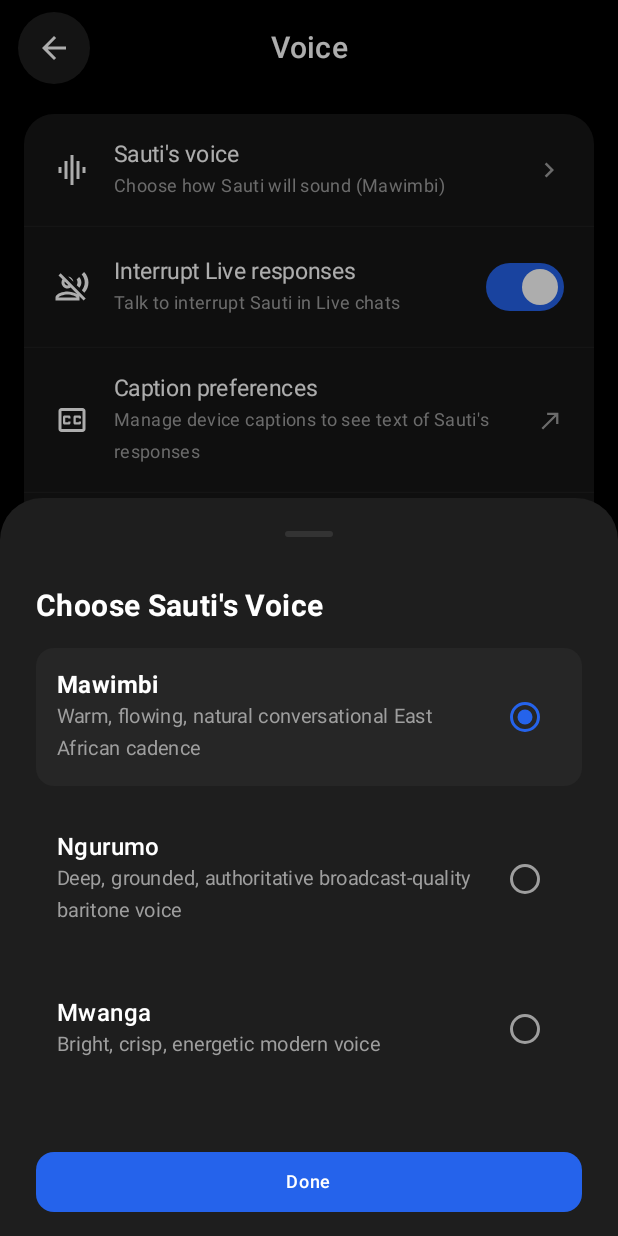
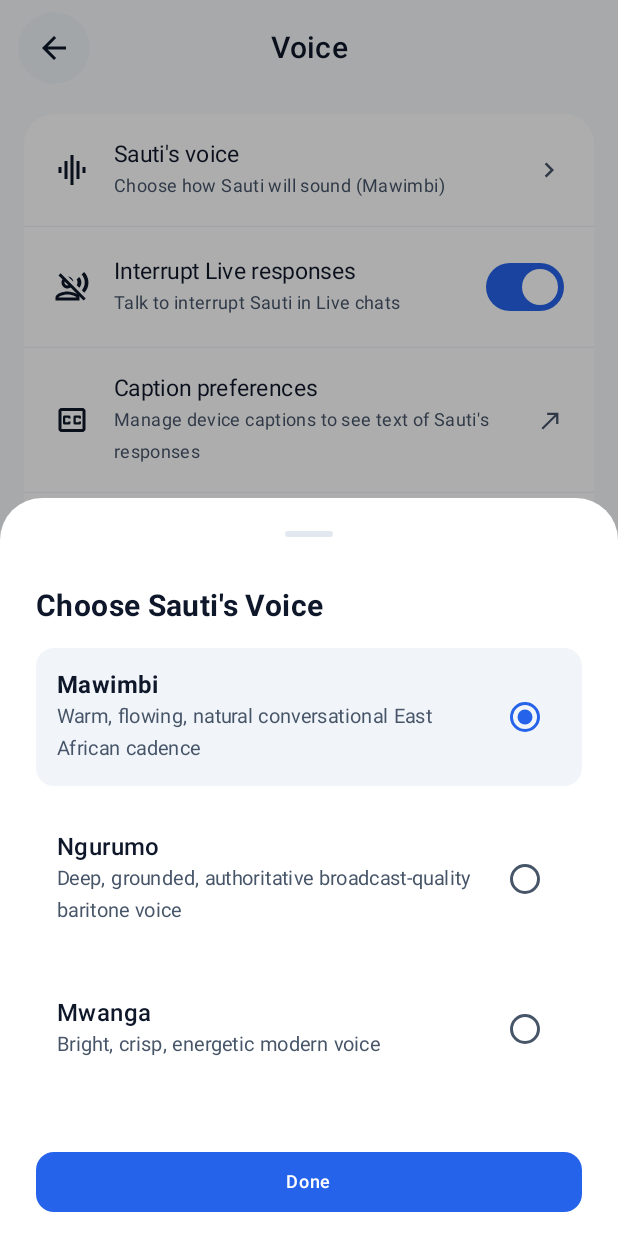
Before and after one commit to jiajiri/sauti, an Android app built with Jetpack Compose: the composable VoiceSettingsScreen called with empty values, after a tap on "Sauti's voice", on a phone screen of 412 x 824 dp. Run offline under Robolectric (Android 15) with nearby library versions, the phone set to English and light mode, and no system bars; libraries missing offline, so code that uses them is left out: com.airbnb.android; 1 statement that could not run was skipped.

Commit message:
refactor(settings): remove 5 redundant stubs, extract SettingsThemeRow and SettingsSwitchRow, fix VoiceSettingsScreen MaterialTheme colors

```diff
--- a/android/app/src/main/java/com/sauti/app/ui/screens/VoiceSettingsScreen.kt
+++ b/android/app/src/main/java/com/sauti/app/ui/screens/VoiceSettingsScreen.kt
@@ -15,6 +15,7 @@ import androidx.compose.ui.Alignment
 import androidx.compose.ui.Modifier
 import androidx.compose.ui.draw.clip
 import androidx.compose.ui.graphics.Color
+import androidx.compose.ui.graphics.vector.ImageVector
 import androidx.compose.ui.platform.LocalContext
 import androidx.compose.ui.text.font.FontWeight
 import androidx.compose.ui.unit.dp
@@ -23,16 +24,9 @@ import com.sauti.app.settings.SautiPreferencesStore
 import com.sauti.app.tts.TextToSpeechEngine
 import com.sauti.app.tts.VoicePersona
 
-private val CardDarkBg   = Color(0xFF171717)
-private val DividerColor = Color(0xFF262626)
-private val TextPri      = Color(0xFFFFFFFF)
-private val TextSec      = Color(0xFF9E9E9E)
-private val AccentBlue   = Color(0xFF2563EB)
-private val CircleBtnBg  = Color(0xFF1E1E1E)
-
 /**
- * Dedicated Voice Settings Sub-Screen strictly modeled after Reference 4.
- * Features a single grouped card with trailing chevrons, Material 3 switches, and voice previews.
+ * Dedicated Voice Settings sub-screen.
+ * Colors fully delegated to MaterialTheme so Light, Dark, and Auto themes all render correctly.
  */
 @OptIn(ExperimentalMaterial3Api::class)
 @Composable
@@ -44,20 +38,27 @@ fun VoiceSettingsScreen(
     val context = LocalContext.current
     val prefs = remember { SautiPreferencesStore(context) }
 
-    var selectedPersona by remember { mutableStateOf(prefs.voicePersona) }
-    var autoSpeak by remember { mutableStateOf(prefs.autoSpeakReplies) }
-    var showPersonaSheet by remember { mutableStateOf(false) }
+    val colors       = MaterialTheme.colorScheme
+    val cardBg       = colors.surface
+    val dividerColor = colors.outline
+    val textPrimary  = colors.onSurface
+    val textSecondary = colors.onSurfaceVariant
+    val accentColor  = colors.primary
+    val circleBtnBg  = colors.surfaceVariant
+
+    var selectedPersona    by remember { mutableStateOf(prefs.voicePersona) }
     var interruptResponses by remember { mutableStateOf(true) }
-    var guidedVision by remember { mutableStateOf(false) }
+    var guidedVision       by remember { mutableStateOf(false) }
+    var showPersonaSheet   by remember { mutableStateOf(false) }
 
     Column(
         modifier = Modifier
             .fillMaxSize()
-            .background(Color.Black)
+            .background(colors.background)
             .statusBarsPadding()
             .navigationBarsPadding()
     ) {
-        // Top App Bar: Circular back button and centered "Voice" title
+        // Top App Bar
         Row(
             modifier = Modifier
                 .fillMaxWidth()
@@ -69,18 +70,18 @@ fun VoiceSettingsScreen(
                 modifier = Modifier
                     .size(40.dp)
                     .clip(CircleShape)
-                    .background(CircleBtnBg)
+                    .background(circleBtnBg)
             ) {
                 Icon(
                     imageVector = Icons.AutoMirrored.Outlined.ArrowBack,
                     contentDescription = "Back",
-                    tint = TextPri
+                    tint = textPrimary
                 )
             }
 
             Text(
                 text = "Voice",
-                color = TextPri,
+                color = textPrimary,
                 fontSize = 20.sp,
                 fontWeight = FontWeight.SemiBold,
                 modifier = Modifier
@@ -92,73 +93,84 @@ fun VoiceSettingsScreen(
 
         Spacer(modifier = Modifier.height(12.dp))
 
-        // Grouped Card (Reference 4)
+        // Grouped settings card
         Column(
             modifier = Modifier
                 .fillMaxWidth()
                 .padding(horizontal = 16.dp)
                 .clip(RoundedCornerShape(20.dp))
-                .background(CardDarkBg)
+                .background(cardBg)
         ) {
-            // Row 1: Sauti's voice
             VoiceSettingNavRow(
                 icon = Icons.Outlined.GraphicEq,
                 title = "Sauti's voice",
                 subtitle = "Choose how Sauti will sound (${selectedPersona.personaName})",
+                textColor = textPrimary,
+                secColor = textSecondary,
                 onClick = { showPersonaSheet = true }
             )
 
-            HorizontalDivider(color = DividerColor, thickness = 0.5.dp)
+            HorizontalDivider(color = dividerColor, thickness = 0.5.dp)
 
-            // Row 2: Interrupt Live responses
             VoiceSettingToggleRow(
                 icon = Icons.Outlined.VoiceOverOff,
                 title = "Interrupt Live responses",
                 subtitle = "Talk to interrupt Sauti in Live chats",
                 checked = interruptResponses,
+                accentColor = accentColor,
+                textColor = textPrimary,
+                secColor = textSecondary,
+                surfaceVariant = colors.surfaceVariant,
                 onCheckedChange = { interruptResponses = it }
             )
 
-            HorizontalDivider(color = DividerColor, thickness = 0.5.dp)
+            HorizontalDivider(color = dividerColor, thickness = 0.5.dp)
 
-            // Row 3: Caption preferences
-            VoiceSettingExternalRow(
+            // External link row (opens device captions settings)
+            VoiceSettingNavRow(
                 icon = Icons.Outlined.ClosedCaption,
                 title = "Caption preferences",
                 subtitle = "Manage device captions to see text of Sauti's responses",
+                externalLink = true,
+                textColor = textPrimary,
+                secColor = textSecondary,
                 onClick = { /* Device captions trigger */ }
             )
 
-            HorizontalDivider(color = DividerColor, thickness = 0.5.dp)
+            HorizontalDivider(color = dividerColor, thickness = 0.5.dp)
 
-            // Row 4: Languages
             VoiceSettingNavRow(
                 icon = Icons.Outlined.Language,
                 title = "Languages",
                 subtitle = "For speaking to Sauti (Auto-detect / Kiswahili / English)",
+                textColor = textPrimary,
+                secColor = textSecondary,
                 onClick = { /* Open language selector */ }
             )
 
-            HorizontalDivider(color = DividerColor, thickness = 0.5.dp)
+            HorizontalDivider(color = dividerColor, thickness = 0.5.dp)
 
-            // Row 5: Guided vision / Hands-free background mode
             VoiceSettingToggleRow(
                 icon = Icons.Outlined.Visibility,
                 title = "Guided vision in Live",
                 subtitle = "Hear detailed audio descriptions when using your camera or screen",
                 checked = guidedVision,
+                accentColor = accentColor,
+                textColor = textPrimary,
+                secColor = textSecondary,
+                surfaceVariant = colors.surfaceVariant,
                 onCheckedChange = { guidedVision = it }
             )
         }
     }
 
-    // Persona Selector Bottom Sheet
+    // Voice persona selector bottom sheet
     if (showPersonaSheet) {
         ModalBottomSheet(
             onDismissRequest = { showPersonaSheet = false },
             sheetState = rememberModalBottomSheetState(skipPartiallyExpanded = true),
-            containerColor = Color(0xFF1E1E1E),
-            dragHandle = { BottomSheetDefaults.DragHandle(color = Color(0xFF333333)) }
+            containerColor = colors.surface,
+            dragHandle = { BottomSheetDefaults.DragHandle(color = colors.outline) }
         ) {
             Column(
                 modifier = Modifier
@@ -169,7 +181,7 @@ fun VoiceSettingsScreen(
             ) {
                 Text(
                     text = "Choose Sauti's Voice",
-                    color = TextPri,
+                    color = textPrimary,
                     fontSize = 20.sp,
                     fontWeight = FontWeight.Bold
                 )
@@ -180,7 +192,7 @@ fun VoiceSettingsScreen(
                         modifier = Modifier
                             .fillMaxWidth()
                             .clip(RoundedCornerShape(12.dp))
-                            .background(if (isSelected) Color(0xFF262626) else Color.Transparent)
+                            .background(if (isSelected) colors.surfaceVariant else Color.Transparent)
                             .clickable {
                                 selectedPersona = persona
                                 prefs.voicePersona = persona
@@ -194,13 +206,13 @@ fun VoiceSettingsScreen(
                         Column(modifier = Modifier.weight(1f)) {
                             Text(
                                 text = persona.personaName,
-                                color = TextPri,
+                                color = textPrimary,
                                 fontSize = 16.sp,
                                 fontWeight = if (isSelected) FontWeight.Bold else FontWeight.Medium
                             )
                             Text(
                                 text = persona.description,
-                                color = TextSec,
+                                color = textSecondary,
                                 fontSize = 13.sp
                             )
                         }
@@ -214,8 +226,8 @@ fun VoiceSettingsScreen(
                                 ttsEngine?.speak("Hujambo, mimi ni ${persona.personaName}. Karibu tuzungumze.")
                             },
                             colors = RadioButtonDefaults.colors(
-                                selectedColor = AccentBlue,
-                                unselectedColor = TextSec
+                                selectedColor = accentColor,
+                                unselectedColor = textSecondary
                             )
                         )
                     }
@@ -227,7 +239,7 @@ fun VoiceSettingsScreen(
                     onClick = { showPersonaSheet = false },
                     modifier = Modifier.fillMaxWidth(),
                     shape = RoundedCornerShape(12.dp),
-                    colors = ButtonDefaults.buttonColors(containerColor = AccentBlue)
+                    colors = ButtonDefaults.buttonColors(containerColor = accentColor)
                 ) {
                     Text("Done", color = Color.White, fontWeight = FontWeight.SemiBold)
                 }
@@ -236,11 +248,16 @@ fun VoiceSettingsScreen(
     }
 }
 
+// ── Navigation/action row (chevron right, or external NorthEast arrow) ────────
+
 @Composable
 private fun VoiceSettingNavRow(
-    icon: androidx.compose.ui.graphics.vector.ImageVector,
+    icon: ImageVector,
     title: String,
     subtitle: String,
+    externalLink: Boolean = false,
+    textColor: Color,
+    secColor: Color,
     onClick: () -> Unit
 ) {
     Row(
@@ -250,22 +267,33 @@ private fun VoiceSettingNavRow(
             .padding(horizontal = 20.dp, vertical = 16.dp),
         verticalAlignment = Alignment.CenterVertically
     ) {
-        Icon(icon, contentDescription = null, tint = TextPri, modifier = Modifier.size(24.dp))
+        Icon(icon, contentDescription = null, tint = textColor, modifier = Modifier.size(24.dp))
         Spacer(modifier = Modifier.width(16.dp))
         Column(modifier = Modifier.weight(1f)) {
-            Text(title, color = TextPri, fontSize = 15.sp, fontWeight = FontWeight.Normal)
-            Text(subtitle, color = TextSec, fontSize = 12.sp)
+            Text(title, color = textColor, fontSize = 15.sp, fontWeight = FontWeight.Normal)
+            Text(subtitle, color = secColor, fontSize = 12.sp)
         }
-        Icon(Icons.Outlined.ChevronRight, contentDescription = null, tint = TextSec, modifier = Modifier.size(20.dp))
+        Icon(
+            imageVector = if (externalLink) Icons.Outlined.NorthEast else Icons.Outlined.ChevronRight,
+            contentDescription = null,
+            tint = secColor,
+            modifier = Modifier.size(if (externalLink) 18.dp else 20.dp)
+        )
     }
 }
 
+// ── Toggle/switch row ─────────────────────────────────────────────────────────
+
 @Composable
 private fun VoiceSettingToggleRow(
-    icon: androidx.compose.ui.graphics.vector.ImageVector,
+    icon: ImageVector,
     title: String,
     subtitle: String,
     checked: Boolean,
+    accentColor: Color,
+    textColor: Color,
+    secColor: Color,
+    surfaceVariant: Color,
     onCheckedChange: (Boolean) -> Unit
 ) {
     Row(
@@ -274,44 +302,20 @@ private fun VoiceSettingToggleRow(
             .padding(horizontal = 20.dp, vertical = 16.dp),
         verticalAlignment = Alignment.CenterVertically
     ) {
-        Icon(icon, contentDescription = null, tint = TextPri, modifier = Modifier.size(24.dp))
+        Icon(icon, contentDescription = null, tint = textColor, modifier = Modifier.size(24.dp))
         Spacer(modifier = Modifier.width(16.dp))
         Column(modifier = Modifier.weight(1f)) {
-            Text(title, color = TextPri, fontSize = 15.sp, fontWeight = FontWeight.Normal)
-            Text(subtitle, color = TextSec, fontSize = 12.sp)
+            Text(title, color = textColor, fontSize = 15.sp, fontWeight = FontWeight.Normal)
+            Text(subtitle, color = secColor, fontSize = 12.sp)
         }
         Switch(
             checked = checked,
             onCheckedChange = onCheckedChange,
             colors = SwitchDefaults.colors(
                 checkedThumbColor = Color.White,
-                checkedTrackColor = AccentBlue,
-                uncheckedTrackColor = Color(0xFF262626)
+                checkedTrackColor = accentColor,
+                uncheckedTrackColor = surfaceVariant
             )
         )
     }
 }
-
-@Composable
-private fun VoiceSettingExternalRow(
-    icon: androidx.compose.ui.graphics.vector.ImageVector,
-    title: String,
-    subtitle: String,
-    onClick: () -> Unit
-) {
-    Row(
-        modifier = Modifier
-            .fillMaxWidth()
-            .clickable(onClick = onClick)
-            .padding(horizontal = 20.dp, vertical = 16.dp),
-        verticalAlignment = Alignment.CenterVertically
-    ) {
-        Icon(icon, contentDescription = null, tint = TextPri, modifier = Modifier.size(24.dp))
-        Spacer(modifier = Modifier.width(16.dp))
-        Column(modifier = Modifier.weight(1f)) {
-            Text(title, color = TextPri, fontSize = 15.sp, fontWeight = FontWeight.Normal)
-            Text(subtitle, color = TextSec, fontSize = 12.sp)
-        }
-        Icon(Icons.Outlined.NorthEast, contentDescription = null, tint = TextSec, modifier = Modifier.size(18.dp))
-    }
-}
```
Also changed, not shown: android/app/src/main/java/com/sauti/app/ui/screens/SettingsScreen.kt (+84 -92 lines).
